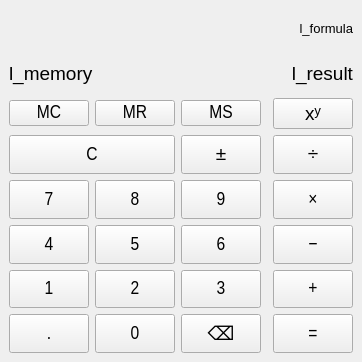
First picture: the form in mainwindow.ui, repository NikitaSavchuk97/cpp-calculator, before the edit.
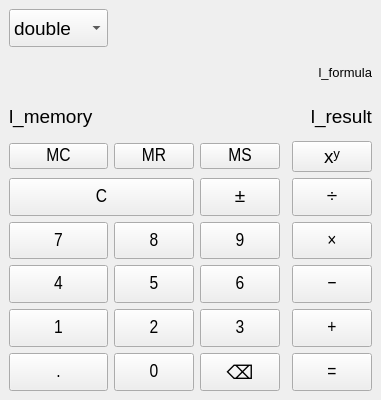
Second picture: the form after the edit.

The edit to the form file:
```diff
--- a/mainwindow.ui
+++ b/mainwindow.ui
@@ -7,7 +7,7 @@
     <x>0</x>
     <y>0</y>
     <width>362</width>
-    <height>362</height>
+    <height>400</height>
    </rect>
   </property>
   <property name="sizePolicy">
@@ -25,8 +25,128 @@
    <string>Калькулятор</string>
   </property>
   <widget class="QWidget" name="centralwidget">
-   <layout class="QGridLayout" name="gridLayout" rowstretch="0,0,0,0,0,0,0,0,0,0" columnstretch="0,2,2,2,0,3">
-    <item row="1" column="1" colspan="5">
+   <layout class="QGridLayout" name="gridLayout" rowstretch="0,0,0,0,0,0,0,0,0,0,0" columnstretch="0,2,2,2,0,3">
+    <item row="5" column="5">
+     <widget class="QPushButton" name="tb_power">
+      <property name="text">
+       <string>xʸ</string>
+      </property>
+     </widget>
+    </item>
+    <item row="6" column="3">
+     <widget class="QPushButton" name="tb_negate">
+      <property name="sizePolicy">
+       <sizepolicy hsizetype="Preferred" vsizetype="Preferred">
+        <horstretch>0</horstretch>
+        <verstretch>0</verstretch>
+       </sizepolicy>
+      </property>
+      <property name="minimumSize">
+       <size>
+        <width>0</width>
+        <height>0</height>
+       </size>
+      </property>
+      <property name="font">
+       <font>
+        <family>Arial Narrow</family>
+        <pointsize>14</pointsize>
+       </font>
+      </property>
+      <property name="text">
+       <string>±</string>
+      </property>
+     </widget>
+    </item>
+    <item row="5" column="3">
+     <widget class="QPushButton" name="tb_ms">
+      <property name="minimumSize">
+       <size>
+        <width>0</width>
+        <height>0</height>
+       </size>
+      </property>
+      <property name="font">
+       <font>
+        <family>Arial Narrow</family>
+        <pointsize>14</pointsize>
+       </font>
+      </property>
+      <property name="text">
+       <string>MS</string>
+      </property>
+     </widget>
+    </item>
+    <item row="10" column="3">
+     <widget class="QPushButton" name="tb_backspace">
+      <property name="sizePolicy">
+       <sizepolicy hsizetype="Preferred" vsizetype="Preferred">
+        <horstretch>0</horstretch>
+        <verstretch>0</verstretch>
+       </sizepolicy>
+      </property>
+      <property name="text">
+       <string>⌫</string>
+      </property>
+     </widget>
+    </item>
+    <item row="6" column="1" colspan="2">
+     <widget class="QPushButton" name="tb_reset">
+      <property name="sizePolicy">
+       <sizepolicy hsizetype="Preferred" vsizetype="Preferred">
+        <horstretch>0</horstretch>
+        <verstretch>0</verstretch>
+       </sizepolicy>
+      </property>
+      <property name="minimumSize">
+       <size>
+        <width>0</width>
+        <height>0</height>
+       </size>
+      </property>
+      <property name="font">
+       <font>
+        <family>Arial Narrow</family>
+        <pointsize>14</pointsize>
+       </font>
+      </property>
+      <property name="text">
+       <string>C</string>
+      </property>
+      <property name="shortcut">
+       <string>Esc</string>
+      </property>
+     </widget>
+    </item>
+    <item row="8" column="1">
+     <widget class="QPushButton" name="tb_four">
+      <property name="sizePolicy">
+       <sizepolicy hsizetype="Preferred" vsizetype="Preferred">
+        <horstretch>0</horstretch>
+        <verstretch>0</verstretch>
+       </sizepolicy>
+      </property>
+      <property name="minimumSize">
+       <size>
+        <width>0</width>
+        <height>0</height>
+       </size>
+      </property>
+      <property name="font">
+       <font>
+        <family>Arial Narrow</family>
+        <pointsize>14</pointsize>
+       </font>
+      </property>
+      <property name="text">
+       <string>4</string>
+      </property>
+      <property name="shortcut">
+       <string>4</string>
+      </property>
+     </widget>
+    </item>
+    <item row="3" column="1" colspan="5">
      <layout class="QHBoxLayout" name="horizontalLayout" stretch="0,1">
       <item>
        <widget class="QLabel" name="l_memory">
@@ -69,54 +189,7 @@
       </item>
      </layout>
     </item>
-    <item row="5" column="3">
-     <widget class="QPushButton" name="tb_nine">
-      <property name="sizePolicy">
-       <sizepolicy hsizetype="Preferred" vsizetype="Preferred">
-        <horstretch>0</horstretch>
-        <verstretch>0</verstretch>
-       </sizepolicy>
-      </property>
-      <property name="minimumSize">
-       <size>
-        <width>0</width>
-        <height>0</height>
-       </size>
-      </property>
-      <property name="font">
-       <font>
-        <family>Arial Narrow</family>
-        <pointsize>14</pointsize>
-       </font>
-      </property>
-      <property name="text">
-       <string>9</string>
-      </property>
-      <property name="shortcut">
-       <string>9</string>
-      </property>
-     </widget>
-    </item>
-    <item row="2" column="3">
-     <widget class="QPushButton" name="tb_ms">
-      <property name="minimumSize">
-       <size>
-        <width>0</width>
-        <height>0</height>
-       </size>
-      </property>
-      <property name="font">
-       <font>
-        <family>Arial Narrow</family>
-        <pointsize>14</pointsize>
-       </font>
-      </property>
-      <property name="text">
-       <string>MS</string>
-      </property>
-     </widget>
-    </item>
-    <item row="2" column="2">
+    <item row="5" column="2">
      <widget class="QPushButton" name="tn_mr">
       <property name="minimumSize">
        <size>
@@ -135,266 +208,7 @@
       </property>
      </widget>
     </item>
-    <item row="2" column="5">
-     <widget class="QPushButton" name="tb_power">
-      <property name="text">
-       <string>xʸ</string>
-      </property>
-     </widget>
-    </item>
-    <item row="9" column="5">
-     <widget class="QPushButton" name="tb_equal">
-      <property name="sizePolicy">
-       <sizepolicy hsizetype="Preferred" vsizetype="Preferred">
-        <horstretch>0</horstretch>
-        <verstretch>0</verstretch>
-       </sizepolicy>
-      </property>
-      <property name="minimumSize">
-       <size>
-        <width>0</width>
-        <height>0</height>
-       </size>
-      </property>
-      <property name="font">
-       <font>
-        <family>Arial Narrow</family>
-        <pointsize>14</pointsize>
-       </font>
-      </property>
-      <property name="text">
-       <string>=</string>
-      </property>
-      <property name="shortcut">
-       <string>Enter</string>
-      </property>
-     </widget>
-    </item>
-    <item row="8" column="3">
-     <widget class="QPushButton" name="tb_three">
-      <property name="sizePolicy">
-       <sizepolicy hsizetype="Preferred" vsizetype="Preferred">
-        <horstretch>0</horstretch>
-        <verstretch>0</verstretch>
-       </sizepolicy>
-      </property>
-      <property name="minimumSize">
-       <size>
-        <width>0</width>
-        <height>0</height>
-       </size>
-      </property>
-      <property name="font">
-       <font>
-        <family>Arial Narrow</family>
-        <pointsize>14</pointsize>
-       </font>
-      </property>
-      <property name="text">
-       <string>3</string>
-      </property>
-      <property name="shortcut">
-       <string>3</string>
-      </property>
-     </widget>
-    </item>
-    <item row="9" column="3">
-     <widget class="QPushButton" name="tb_backspace">
-      <property name="sizePolicy">
-       <sizepolicy hsizetype="Preferred" vsizetype="Preferred">
-        <horstretch>0</horstretch>
-        <verstretch>0</verstretch>
-       </sizepolicy>
-      </property>
-      <property name="text">
-       <string>⌫</string>
-      </property>
-     </widget>
-    </item>
-    <item row="8" column="2">
-     <widget class="QPushButton" name="tb_two">
-      <property name="sizePolicy">
-       <sizepolicy hsizetype="Preferred" vsizetype="Preferred">
-        <horstretch>0</horstretch>
-        <verstretch>0</verstretch>
-       </sizepolicy>
-      </property>
-      <property name="minimumSize">
-       <size>
-        <width>0</width>
-        <height>0</height>
-       </size>
-      </property>
-      <property name="font">
-       <font>
-        <family>Arial Narrow</family>
-        <pointsize>14</pointsize>
-       </font>
-      </property>
-      <property name="text">
-       <string>2</string>
-      </property>
-      <property name="shortcut">
-       <string>2</string>
-      </property>
-     </widget>
-    </item>
-    <item row="5" column="1">
-     <widget class="QPushButton" name="tb_seven">
-      <property name="sizePolicy">
-       <sizepolicy hsizetype="Preferred" vsizetype="Preferred">
-        <horstretch>0</horstretch>
-        <verstretch>0</verstretch>
-       </sizepolicy>
-      </property>
-      <property name="minimumSize">
-       <size>
-        <width>0</width>
-        <height>0</height>
-       </size>
-      </property>
-      <property name="font">
-       <font>
-        <family>Arial Narrow</family>
-        <pointsize>14</pointsize>
-       </font>
-      </property>
-      <property name="text">
-       <string>7</string>
-      </property>
-      <property name="shortcut">
-       <string>7</string>
-      </property>
-     </widget>
-    </item>
-    <item row="0" column="1" colspan="5">
-     <widget class="QLabel" name="l_formula">
-      <property name="font">
-       <font>
-        <pointsize>10</pointsize>
-       </font>
-      </property>
-      <property name="text">
-       <string>l_formula</string>
-      </property>
-      <property name="alignment">
-       <set>Qt::AlignRight|Qt::AlignTrailing|Qt::AlignVCenter</set>
-      </property>
-     </widget>
-    </item>
-    <item row="5" column="2">
-     <widget class="QPushButton" name="tb_eight">
-      <property name="sizePolicy">
-       <sizepolicy hsizetype="Preferred" vsizetype="Preferred">
-        <horstretch>0</horstretch>
-        <verstretch>0</verstretch>
-       </sizepolicy>
-      </property>
-      <property name="minimumSize">
-       <size>
-        <width>0</width>
-        <height>0</height>
-       </size>
-      </property>
-      <property name="font">
-       <font>
-        <family>Arial Narrow</family>
-        <pointsize>14</pointsize>
-       </font>
-      </property>
-      <property name="text">
-       <string>8</string>
-      </property>
-      <property name="shortcut">
-       <string>8</string>
-      </property>
-     </widget>
-    </item>
     <item row="6" column="5">
-     <widget class="QPushButton" name="tb_substract">
-      <property name="sizePolicy">
-       <sizepolicy hsizetype="Preferred" vsizetype="Preferred">
-        <horstretch>0</horstretch>
-        <verstretch>0</verstretch>
-       </sizepolicy>
-      </property>
-      <property name="minimumSize">
-       <size>
-        <width>0</width>
-        <height>0</height>
-       </size>
-      </property>
-      <property name="font">
-       <font>
-        <family>Arial Narrow</family>
-        <pointsize>14</pointsize>
-       </font>
-      </property>
-      <property name="text">
-       <string>−</string>
-      </property>
-      <property name="shortcut">
-       <string>-</string>
-      </property>
-     </widget>
-    </item>
-    <item row="6" column="3">
-     <widget class="QPushButton" name="tb_six">
-      <property name="sizePolicy">
-       <sizepolicy hsizetype="Preferred" vsizetype="Preferred">
-        <horstretch>0</horstretch>
-        <verstretch>0</verstretch>
-       </sizepolicy>
-      </property>
-      <property name="minimumSize">
-       <size>
-        <width>0</width>
-        <height>0</height>
-       </size>
-      </property>
-      <property name="font">
-       <font>
-        <family>Arial Narrow</family>
-        <pointsize>14</pointsize>
-       </font>
-      </property>
-      <property name="text">
-       <string>6</string>
-      </property>
-      <property name="shortcut">
-       <string>6</string>
-      </property>
-     </widget>
-    </item>
-    <item row="6" column="1">
-     <widget class="QPushButton" name="tb_four">
-      <property name="sizePolicy">
-       <sizepolicy hsizetype="Preferred" vsizetype="Preferred">
-        <horstretch>0</horstretch>
-        <verstretch>0</verstretch>
-       </sizepolicy>
-      </property>
-      <property name="minimumSize">
-       <size>
-        <width>0</width>
-        <height>0</height>
-       </size>
-      </property>
-      <property name="font">
-       <font>
-        <family>Arial Narrow</family>
-        <pointsize>14</pointsize>
-       </font>
-      </property>
-      <property name="text">
-       <string>4</string>
-      </property>
-      <property name="shortcut">
-       <string>4</string>
-      </property>
-     </widget>
-    </item>
-    <item row="4" column="5">
      <widget class="QPushButton" name="tb_divide">
       <property name="sizePolicy">
        <sizepolicy hsizetype="Preferred" vsizetype="Preferred">
@@ -422,138 +236,7 @@
       </property>
      </widget>
     </item>
-    <item row="8" column="1">
-     <widget class="QPushButton" name="tb_one">
-      <property name="sizePolicy">
-       <sizepolicy hsizetype="Preferred" vsizetype="Preferred">
-        <horstretch>0</horstretch>
-        <verstretch>0</verstretch>
-       </sizepolicy>
-      </property>
-      <property name="minimumSize">
-       <size>
-        <width>0</width>
-        <height>0</height>
-       </size>
-      </property>
-      <property name="font">
-       <font>
-        <family>Arial Narrow</family>
-        <pointsize>14</pointsize>
-       </font>
-      </property>
-      <property name="text">
-       <string>1</string>
-      </property>
-      <property name="shortcut">
-       <string>1</string>
-      </property>
-     </widget>
-    </item>
-    <item row="6" column="2">
-     <widget class="QPushButton" name="tb_five">
-      <property name="sizePolicy">
-       <sizepolicy hsizetype="Preferred" vsizetype="Preferred">
-        <horstretch>0</horstretch>
-        <verstretch>0</verstretch>
-       </sizepolicy>
-      </property>
-      <property name="minimumSize">
-       <size>
-        <width>0</width>
-        <height>0</height>
-       </size>
-      </property>
-      <property name="font">
-       <font>
-        <family>Arial Narrow</family>
-        <pointsize>14</pointsize>
-       </font>
-      </property>
-      <property name="text">
-       <string>5</string>
-      </property>
-      <property name="shortcut">
-       <string>5</string>
-      </property>
-     </widget>
-    </item>
-    <item row="4" column="1" colspan="2">
-     <widget class="QPushButton" name="tb_reset">
-      <property name="sizePolicy">
-       <sizepolicy hsizetype="Preferred" vsizetype="Preferred">
-        <horstretch>0</horstretch>
-        <verstretch>0</verstretch>
-       </sizepolicy>
-      </property>
-      <property name="minimumSize">
-       <size>
-        <width>0</width>
-        <height>0</height>
-       </size>
-      </property>
-      <property name="font">
-       <font>
-        <family>Arial Narrow</family>
-        <pointsize>14</pointsize>
-       </font>
-      </property>
-      <property name="text">
-       <string>C</string>
-      </property>
-      <property name="shortcut">
-       <string>Esc</string>
-      </property>
-     </widget>
-    </item>
-    <item row="2" column="1">
-     <widget class="QPushButton" name="tb_mc">
-      <property name="minimumSize">
-       <size>
-        <width>0</width>
-        <height>0</height>
-       </size>
-      </property>
-      <property name="font">
-       <font>
-        <family>Arial Narrow</family>
-        <pointsize>14</pointsize>
-       </font>
-      </property>
-      <property name="text">
-       <string>MC</string>
-      </property>
-     </widget>
-    </item>
-    <item row="8" column="5">
-     <widget class="QPushButton" name="tb_add">
-      <property name="sizePolicy">
-       <sizepolicy hsizetype="Preferred" vsizetype="Preferred">
-        <horstretch>0</horstretch>
-        <verstretch>0</verstretch>
-       </sizepolicy>
-      </property>
-      <property name="minimumSize">
-       <size>
-        <width>0</width>
-        <height>0</height>
-       </size>
-      </property>
-      <property name="font">
-       <font>
-        <family>Arial Narrow</family>
-        <pointsize>14</pointsize>
-       </font>
-      </property>
-      <property name="text">
-       <string>+</string>
-      </property>
-      <property name="shortcut">
-       <string>+</string>
-      </property>
-     </widget>
-    </item>
-    <item row="5" column="5">
+    <item row="7" column="5">
      <widget class="QPushButton" name="tb_multiplicate">
       <property name="sizePolicy">
        <sizepolicy hsizetype="Expanding" vsizetype="Preferred">
@@ -581,33 +264,8 @@
       </property>
      </widget>
     </item>
-    <item row="4" column="3">
-     <widget class="QPushButton" name="tb_negate">
-      <property name="sizePolicy">
-       <sizepolicy hsizetype="Preferred" vsizetype="Preferred">
-        <horstretch>0</horstretch>
-        <verstretch>0</verstretch>
-       </sizepolicy>
-      </property>
-      <property name="minimumSize">
-       <size>
-        <width>0</width>
-        <height>0</height>
-       </size>
-      </property>
-      <property name="font">
-       <font>
-        <family>Arial Narrow</family>
-        <pointsize>14</pointsize>
-       </font>
-      </property>
-      <property name="text">
-       <string>±</string>
-      </property>
-     </widget>
-    </item>
-    <item row="9" column="1">
-     <widget class="QPushButton" name="tb_comma">
+    <item row="10" column="1">
+     <widget class="QPushButton" name="tb_extra">
       <property name="sizePolicy">
        <sizepolicy hsizetype="Preferred" vsizetype="Preferred">
         <horstretch>0</horstretch>
@@ -631,7 +289,306 @@
       </property>
      </widget>
     </item>
+    <item row="10" column="5">
+     <widget class="QPushButton" name="tb_equal">
+      <property name="sizePolicy">
+       <sizepolicy hsizetype="Preferred" vsizetype="Preferred">
+        <horstretch>0</horstretch>
+        <verstretch>0</verstretch>
+       </sizepolicy>
+      </property>
+      <property name="minimumSize">
+       <size>
+        <width>0</width>
+        <height>0</height>
+       </size>
+      </property>
+      <property name="font">
+       <font>
+        <family>Arial Narrow</family>
+        <pointsize>14</pointsize>
+       </font>
+      </property>
+      <property name="text">
+       <string>=</string>
+      </property>
+      <property name="shortcut">
+       <string>Enter</string>
+      </property>
+     </widget>
+    </item>
     <item row="9" column="2">
+     <widget class="QPushButton" name="tb_two">
+      <property name="sizePolicy">
+       <sizepolicy hsizetype="Preferred" vsizetype="Preferred">
+        <horstretch>0</horstretch>
+        <verstretch>0</verstretch>
+       </sizepolicy>
+      </property>
+      <property name="minimumSize">
+       <size>
+        <width>0</width>
+        <height>0</height>
+       </size>
+      </property>
+      <property name="font">
+       <font>
+        <family>Arial Narrow</family>
+        <pointsize>14</pointsize>
+       </font>
+      </property>
+      <property name="text">
+       <string>2</string>
+      </property>
+      <property name="shortcut">
+       <string>2</string>
+      </property>
+     </widget>
+    </item>
+    <item row="5" column="1">
+     <widget class="QPushButton" name="tb_mc">
+      <property name="minimumSize">
+       <size>
+        <width>0</width>
+        <height>0</height>
+       </size>
+      </property>
+      <property name="font">
+       <font>
+        <family>Arial Narrow</family>
+        <pointsize>14</pointsize>
+       </font>
+      </property>
+      <property name="text">
+       <string>MC</string>
+      </property>
+     </widget>
+    </item>
+    <item row="8" column="3">
+     <widget class="QPushButton" name="tb_six">
+      <property name="sizePolicy">
+       <sizepolicy hsizetype="Preferred" vsizetype="Preferred">
+        <horstretch>0</horstretch>
+        <verstretch>0</verstretch>
+       </sizepolicy>
+      </property>
+      <property name="minimumSize">
+       <size>
+        <width>0</width>
+        <height>0</height>
+       </size>
+      </property>
+      <property name="font">
+       <font>
+        <family>Arial Narrow</family>
+        <pointsize>14</pointsize>
+       </font>
+      </property>
+      <property name="text">
+       <string>6</string>
+      </property>
+      <property name="shortcut">
+       <string>6</string>
+      </property>
+     </widget>
+    </item>
+    <item row="9" column="3">
+     <widget class="QPushButton" name="tb_three">
+      <property name="sizePolicy">
+       <sizepolicy hsizetype="Preferred" vsizetype="Preferred">
+        <horstretch>0</horstretch>
+        <verstretch>0</verstretch>
+       </sizepolicy>
+      </property>
+      <property name="minimumSize">
+       <size>
+        <width>0</width>
+        <height>0</height>
+       </size>
+      </property>
+      <property name="font">
+       <font>
+        <family>Arial Narrow</family>
+        <pointsize>14</pointsize>
+       </font>
+      </property>
+      <property name="text">
+       <string>3</string>
+      </property>
+      <property name="shortcut">
+       <string>3</string>
+      </property>
+     </widget>
+    </item>
+    <item row="8" column="2">
+     <widget class="QPushButton" name="tb_five">
+      <property name="sizePolicy">
+       <sizepolicy hsizetype="Preferred" vsizetype="Preferred">
+        <horstretch>0</horstretch>
+        <verstretch>0</verstretch>
+       </sizepolicy>
+      </property>
+      <property name="minimumSize">
+       <size>
+        <width>0</width>
+        <height>0</height>
+       </size>
+      </property>
+      <property name="font">
+       <font>
+        <family>Arial Narrow</family>
+        <pointsize>14</pointsize>
+       </font>
+      </property>
+      <property name="text">
+       <string>5</string>
+      </property>
+      <property name="shortcut">
+       <string>5</string>
+      </property>
+     </widget>
+    </item>
+    <item row="9" column="5">
+     <widget class="QPushButton" name="tb_add">
+      <property name="sizePolicy">
+       <sizepolicy hsizetype="Preferred" vsizetype="Preferred">
+        <horstretch>0</horstretch>
+        <verstretch>0</verstretch>
+       </sizepolicy>
+      </property>
+      <property name="minimumSize">
+       <size>
+        <width>0</width>
+        <height>0</height>
+       </size>
+      </property>
+      <property name="font">
+       <font>
+        <family>Arial Narrow</family>
+        <pointsize>14</pointsize>
+       </font>
+      </property>
+      <property name="text">
+       <string>+</string>
+      </property>
+      <property name="shortcut">
+       <string>+</string>
+      </property>
+     </widget>
+    </item>
+    <item row="7" column="1">
+     <widget class="QPushButton" name="tb_seven">
+      <property name="sizePolicy">
+       <sizepolicy hsizetype="Preferred" vsizetype="Preferred">
+        <horstretch>0</horstretch>
+        <verstretch>0</verstretch>
+       </sizepolicy>
+      </property>
+      <property name="minimumSize">
+       <size>
+        <width>0</width>
+        <height>0</height>
+       </size>
+      </property>
+      <property name="font">
+       <font>
+        <family>Arial Narrow</family>
+        <pointsize>14</pointsize>
+       </font>
+      </property>
+      <property name="text">
+       <string>7</string>
+      </property>
+      <property name="shortcut">
+       <string>7</string>
+      </property>
+     </widget>
+    </item>
+    <item row="8" column="5">
+     <widget class="QPushButton" name="tb_substract">
+      <property name="sizePolicy">
+       <sizepolicy hsizetype="Preferred" vsizetype="Preferred">
+        <horstretch>0</horstretch>
+        <verstretch>0</verstretch>
+       </sizepolicy>
+      </property>
+      <property name="minimumSize">
+       <size>
+        <width>0</width>
+        <height>0</height>
+       </size>
+      </property>
+      <property name="font">
+       <font>
+        <family>Arial Narrow</family>
+        <pointsize>14</pointsize>
+       </font>
+      </property>
+      <property name="text">
+       <string>−</string>
+      </property>
+      <property name="shortcut">
+       <string>-</string>
+      </property>
+     </widget>
+    </item>
+    <item row="7" column="2">
+     <widget class="QPushButton" name="tb_eight">
+      <property name="sizePolicy">
+       <sizepolicy hsizetype="Preferred" vsizetype="Preferred">
+        <horstretch>0</horstretch>
+        <verstretch>0</verstretch>
+       </sizepolicy>
+      </property>
+      <property name="minimumSize">
+       <size>
+        <width>0</width>
+        <height>0</height>
+       </size>
+      </property>
+      <property name="font">
+       <font>
+        <family>Arial Narrow</family>
+        <pointsize>14</pointsize>
+       </font>
+      </property>
+      <property name="text">
+       <string>8</string>
+      </property>
+      <property name="shortcut">
+       <string>8</string>
+      </property>
+     </widget>
+    </item>
+    <item row="7" column="3">
+     <widget class="QPushButton" name="tb_nine">
+      <property name="sizePolicy">
+       <sizepolicy hsizetype="Preferred" vsizetype="Preferred">
+        <horstretch>0</horstretch>
+        <verstretch>0</verstretch>
+       </sizepolicy>
+      </property>
+      <property name="minimumSize">
+       <size>
+        <width>0</width>
+        <height>0</height>
+       </size>
+      </property>
+      <property name="font">
+       <font>
+        <family>Arial Narrow</family>
+        <pointsize>14</pointsize>
+       </font>
+      </property>
+      <property name="text">
+       <string>9</string>
+      </property>
+      <property name="shortcut">
+       <string>9</string>
+      </property>
+     </widget>
+    </item>
+    <item row="10" column="2">
      <widget class="QPushButton" name="tb_zero">
       <property name="sizePolicy">
        <sizepolicy hsizetype="Preferred" vsizetype="Preferred">
@@ -656,6 +613,97 @@
       </property>
      </widget>
     </item>
+    <item row="1" column="1">
+     <widget class="QComboBox" name="cmb_controller">
+      <property name="sizePolicy">
+       <sizepolicy hsizetype="Preferred" vsizetype="Preferred">
+        <horstretch>0</horstretch>
+        <verstretch>0</verstretch>
+       </sizepolicy>
+      </property>
+      <property name="currentIndex">
+       <number>0</number>
+      </property>
+      <item>
+       <property name="text">
+        <string>double</string>
+       </property>
+      </item>
+      <item>
+       <property name="text">
+        <string>float</string>
+       </property>
+      </item>
+      <item>
+       <property name="text">
+        <string>uint8_t</string>
+       </property>
+      </item>
+      <item>
+       <property name="text">
+        <string>int</string>
+       </property>
+      </item>
+      <item>
+       <property name="text">
+        <string>int64_t</string>
+       </property>
+      </item>
+      <item>
+       <property name="text">
+        <string>size_t</string>
+       </property>
+      </item>
+      <item>
+       <property name="text">
+        <string>Rational</string>
+       </property>
+      </item>
+     </widget>
+    </item>
+    <item row="9" column="1">
+     <widget class="QPushButton" name="tb_one">
+      <property name="sizePolicy">
+       <sizepolicy hsizetype="Preferred" vsizetype="Preferred">
+        <horstretch>0</horstretch>
+        <verstretch>0</verstretch>
+       </sizepolicy>
+      </property>
+      <property name="minimumSize">
+       <size>
+        <width>0</width>
+        <height>0</height>
+       </size>
+      </property>
+      <property name="font">
+       <font>
+        <family>Arial Narrow</family>
+        <pointsize>14</pointsize>
+       </font>
+      </property>
+      <property name="text">
+       <string>1</string>
+      </property>
+      <property name="shortcut">
+       <string>1</string>
+      </property>
+     </widget>
+    </item>
+    <item row="2" column="5">
+     <widget class="QLabel" name="l_formula">
+      <property name="font">
+       <font>
+        <pointsize>10</pointsize>
+       </font>
+      </property>
+      <property name="text">
+       <string>l_formula</string>
+      </property>
+      <property name="alignment">
+       <set>Qt::AlignRight|Qt::AlignTrailing|Qt::AlignVCenter</set>
+      </property>
+     </widget>
+    </item>
    </layout>
   </widget>
  </widget>
```
